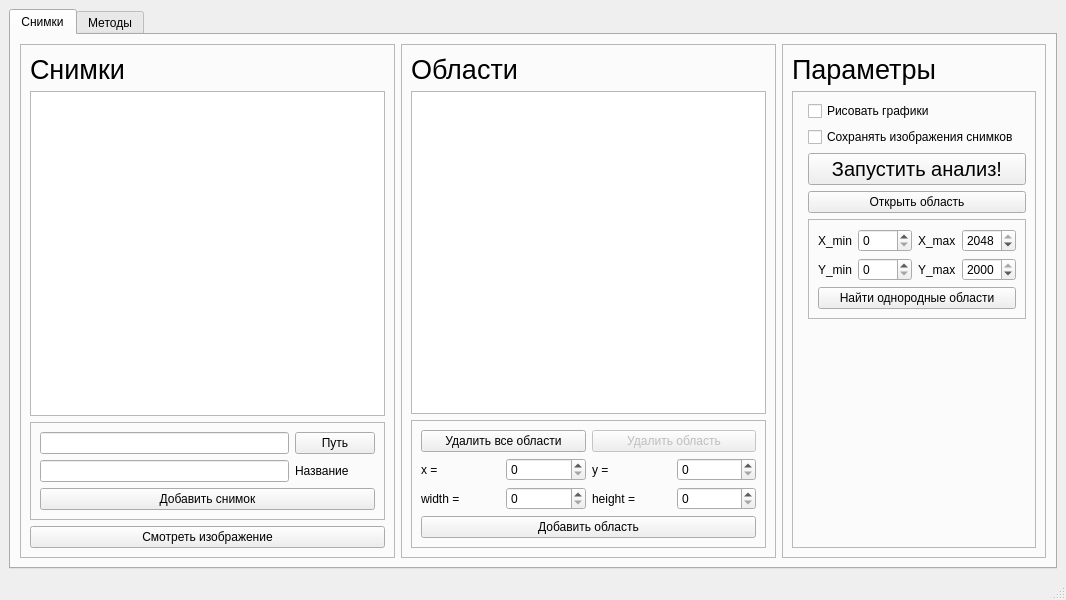
Before: the Qt Designer form config UI/main_window.ui in Limuranius/FY3D-image-analyzer, drawn with Qt 5.
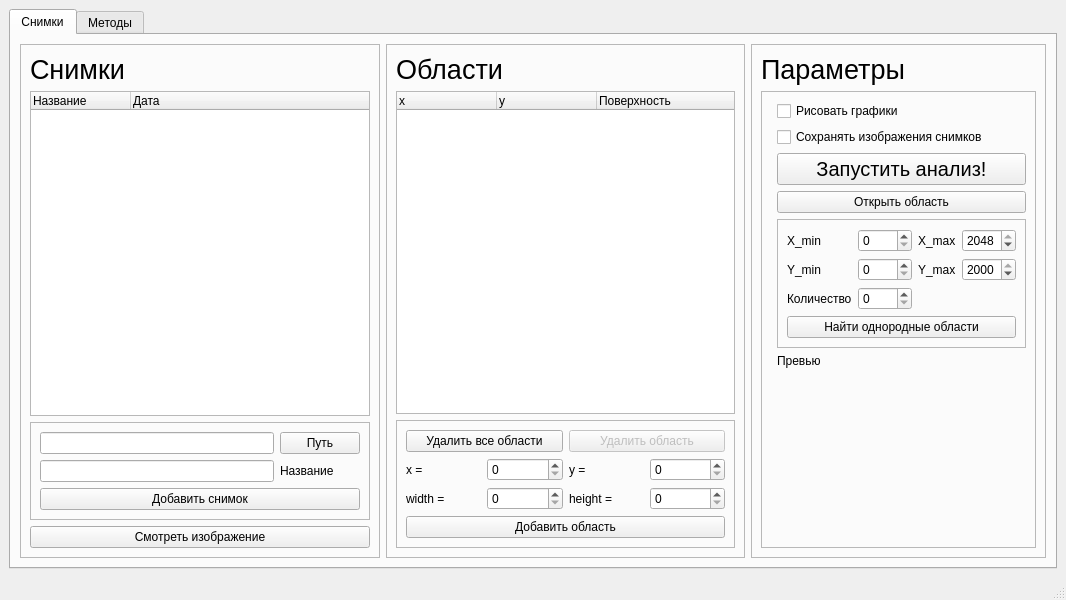
After: the same form once the commit is applied.

Commit message: Изменение списков на TreeWidget, добавления превью снимков

```diff
--- a/config UI/main_window.ui
+++ b/config UI/main_window.ui
@@ -47,7 +47,18 @@
             </widget>
            </item>
            <item>
-            <widget class="QListWidget" name="listWidget_images"/>
+            <widget class="QTreeWidget" name="treeWidget_images">
+             <column>
+              <property name="text">
+               <string>Название</string>
+              </property>
+             </column>
+             <column>
+              <property name="text">
+               <string>Дата</string>
+              </property>
+             </column>
+            </widget>
            </item>
            <item>
             <widget class="QFrame" name="frame_9">
@@ -120,7 +131,23 @@
             </widget>
            </item>
            <item>
-            <widget class="QListWidget" name="listWidget_areas"/>
+            <widget class="QTreeWidget" name="treeWidget_areas">
+             <column>
+              <property name="text">
+               <string>x</string>
+              </property>
+             </column>
+             <column>
+              <property name="text">
+               <string>y</string>
+              </property>
+             </column>
+             <column>
+              <property name="text">
+               <string>Поверхность</string>
+              </property>
+             </column>
+            </widget>
            </item>
            <item>
             <widget class="QFrame" name="frame_7">
@@ -298,17 +325,10 @@
                  <enum>QFrame::Raised</enum>
                 </property>
                 <layout class="QGridLayout" name="gridLayout_3">
-                 <item row="0" column="0">
-                  <widget class="QLabel" name="label_12">
+                 <item row="1" column="0">
+                  <widget class="QLabel" name="label_14">
                    <property name="text">
-                    <string>X_min</string>
-                   </property>
-                  </widget>
-                 </item>
-                 <item row="0" column="2">
-                  <widget class="QLabel" name="label_13">
-                   <property name="text">
-                    <string>X_max</string>
+                    <string>Y_min</string>
                    </property>
                   </widget>
                  </item>
@@ -329,13 +349,6 @@
                    </property>
                   </widget>
                  </item>
-                 <item row="1" column="0">
-                  <widget class="QLabel" name="label_14">
-                   <property name="text">
-                    <string>Y_min</string>
-                   </property>
-                  </widget>
-                 </item>
                  <item row="1" column="1">
                   <widget class="QSpinBox" name="spinBox_ymin">
                    <property name="maximum">
@@ -343,13 +356,6 @@
                    </property>
                   </widget>
                  </item>
-                 <item row="1" column="2">
-                  <widget class="QLabel" name="label_15">
-                   <property name="text">
-                    <string>Y_max</string>
-                   </property>
-                  </widget>
-                 </item>
                  <item row="1" column="3">
                   <widget class="QSpinBox" name="spinBox_ymax">
                    <property name="maximum">
@@ -360,16 +366,58 @@
                    </property>
                   </widget>
                  </item>
-                 <item row="2" column="0" colspan="4">
+                 <item row="3" column="0" colspan="4">
                   <widget class="QPushButton" name="pushButton_add_monotone_areas">
                    <property name="text">
                     <string>Найти однородные области</string>
                    </property>
                   </widget>
                  </item>
+                 <item row="1" column="2">
+                  <widget class="QLabel" name="label_15">
+                   <property name="text">
+                    <string>Y_max</string>
+                   </property>
+                  </widget>
+                 </item>
+                 <item row="0" column="2">
+                  <widget class="QLabel" name="label_13">
+                   <property name="text">
+                    <string>X_max</string>
+                   </property>
+                  </widget>
+                 </item>
+                 <item row="0" column="0">
+                  <widget class="QLabel" name="label_12">
+                   <property name="text">
+                    <string>X_min</string>
+                   </property>
+                  </widget>
+                 </item>
+                 <item row="2" column="0">
+                  <widget class="QLabel" name="label_16">
+                   <property name="text">
+                    <string>Количество</string>
+                   </property>
+                  </widget>
+                 </item>
+                 <item row="2" column="1">
+                  <widget class="QSpinBox" name="spinBox_areas_count">
+                   <property name="maximum">
+                    <number>2000</number>
+                   </property>
+                  </widget>
+                 </item>
                 </layout>
                </widget>
               </item>
+              <item row="6" column="1">
+               <widget class="QLabel" name="label_preview">
+                <property name="text">
+                 <string>Превью</string>
+                </property>
+               </widget>
+              </item>
              </layout>
             </widget>
            </item>
```
The commit also changes 3 other files.
